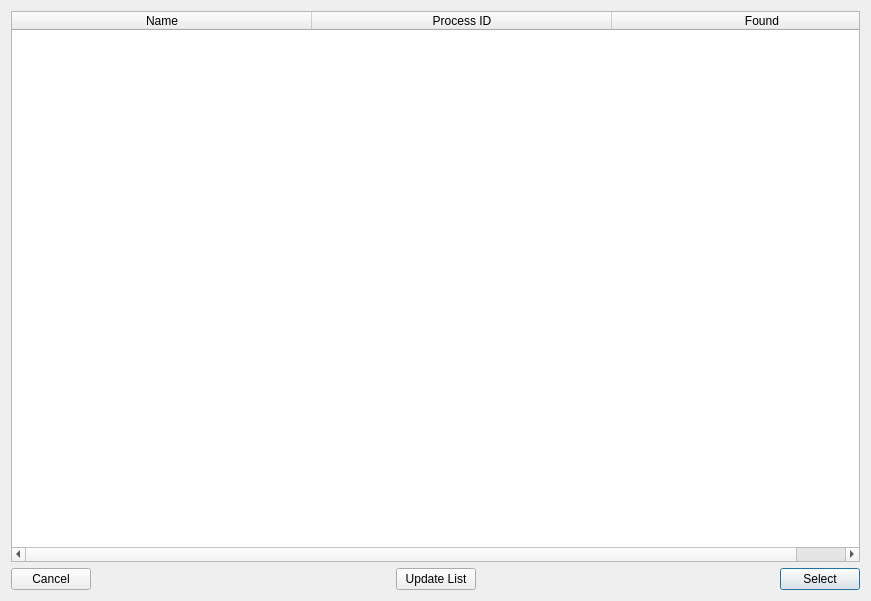
First picture: the form in src/dialogselectprocess.ui, repository 3dproger/ProcDepMonitor, before the edit.
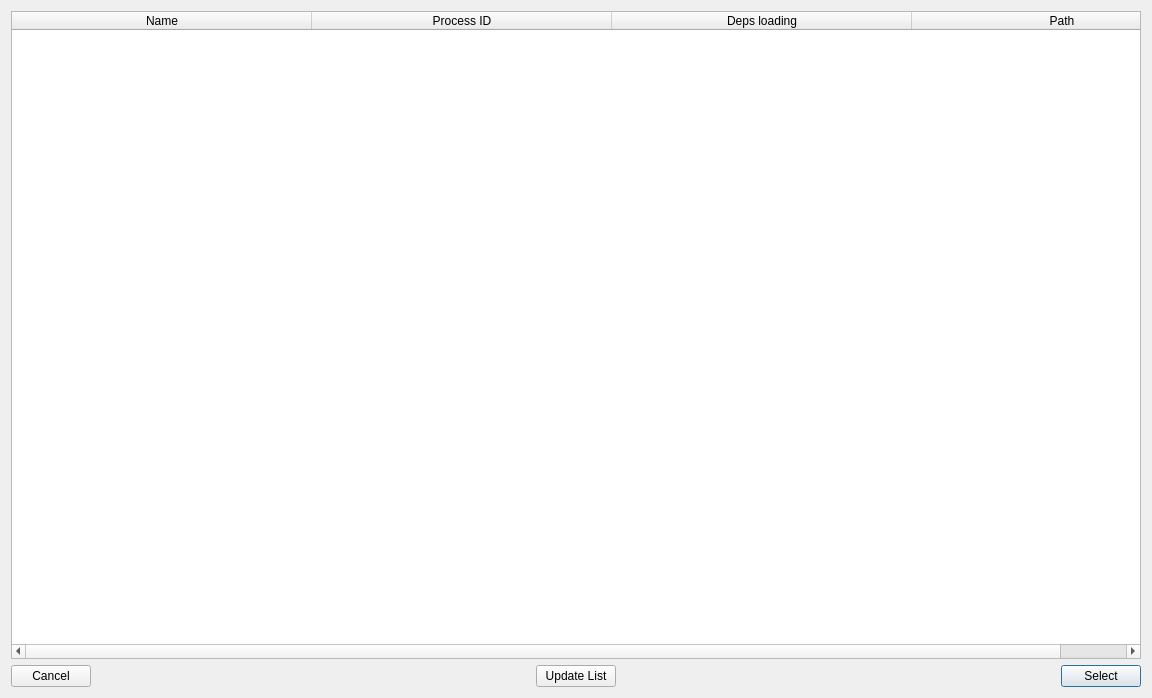
Second picture: the form after the edit.

```diff
--- a/src/dialogselectprocess.ui
+++ b/src/dialogselectprocess.ui
@@ -6,8 +6,8 @@
    <rect>
     <x>0</x>
     <y>0</y>
-    <width>871</width>
-    <height>601</height>
+    <width>1152</width>
+    <height>698</height>
    </rect>
   </property>
   <property name="windowTitle">
@@ -37,15 +37,6 @@
      <property name="horizontalScrollMode">
       <enum>QAbstractItemView::ScrollMode::ScrollPerPixel</enum>
      </property>
-     <property name="showGrid">
-      <bool>false</bool>
-     </property>
-     <property name="gridStyle">
-      <enum>Qt::PenStyle::NoPen</enum>
-     </property>
-     <property name="wordWrap">
-      <bool>false</bool>
-     </property>
      <attribute name="horizontalHeaderDefaultSectionSize">
       <number>300</number>
      </attribute>
@@ -67,7 +58,12 @@
      </column>
      <column>
       <property name="text">
-       <string>Found</string>
+       <string>Deps loading</string>
+      </property>
+     </column>
+     <column>
+      <property name="text">
+       <string>Path</string>
       </property>
      </column>
     </widget>
```
